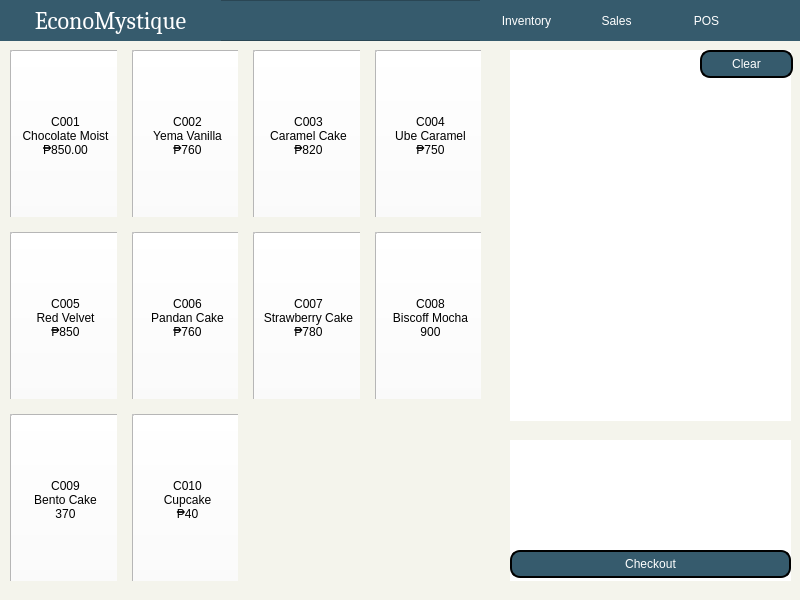
ongchangco/Economystique2, file pos.ui: the form before one commit.
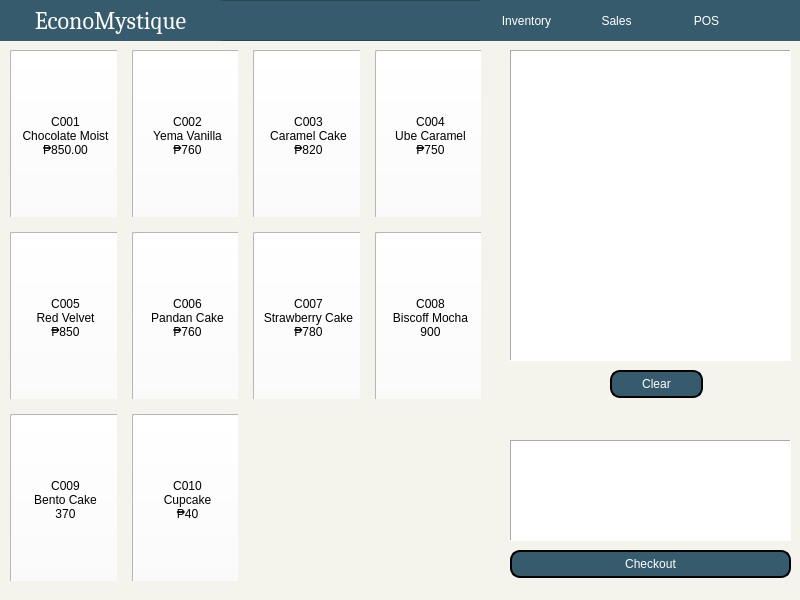
The form after the commit. Icons and pictures are not drawn.

The edit to the form file:
```diff
--- a/pos.ui
+++ b/pos.ui
@@ -662,12 +662,18 @@
      <x>510</x>
      <y>50</y>
      <width>281</width>
-     <height>371</height>
+     <height>311</height>
     </rect>
    </property>
    <property name="styleSheet">
     <string notr="true">background-color: white;</string>
    </property>
+   <property name="frameShape">
+    <enum>QFrame::Panel</enum>
+   </property>
+   <property name="frameShadow">
+    <enum>QFrame::Sunken</enum>
+   </property>
    <property name="text">
     <string/>
    </property>
@@ -675,8 +681,8 @@
   <widget class="QPushButton" name="btnClear">
    <property name="geometry">
     <rect>
-     <x>700</x>
-     <y>50</y>
+     <x>610</x>
+     <y>370</y>
      <width>93</width>
      <height>28</height>
     </rect>
@@ -709,12 +715,18 @@
      <x>510</x>
      <y>440</y>
      <width>281</width>
-     <height>141</height>
+     <height>101</height>
     </rect>
    </property>
    <property name="styleSheet">
     <string notr="true">background-color: white;</string>
    </property>
+   <property name="frameShape">
+    <enum>QFrame::Panel</enum>
+   </property>
+   <property name="frameShadow">
+    <enum>QFrame::Sunken</enum>
+   </property>
    <property name="text">
     <string/>
    </property>
```
